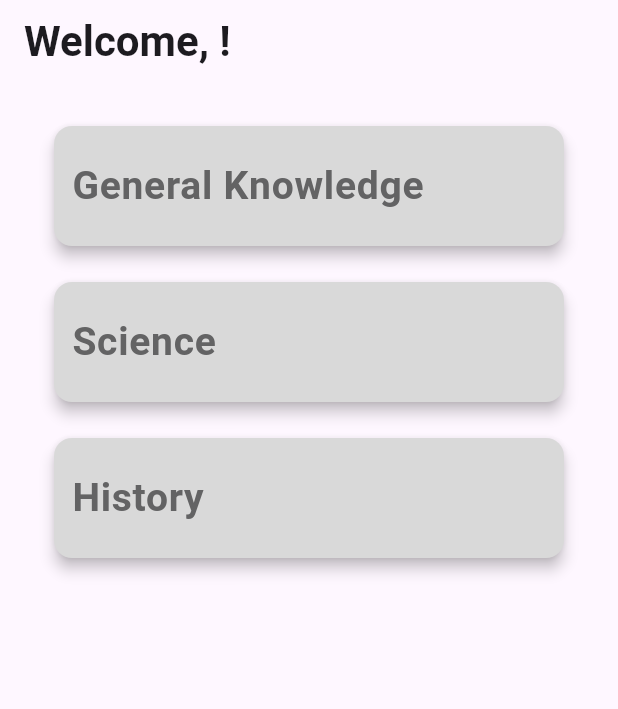
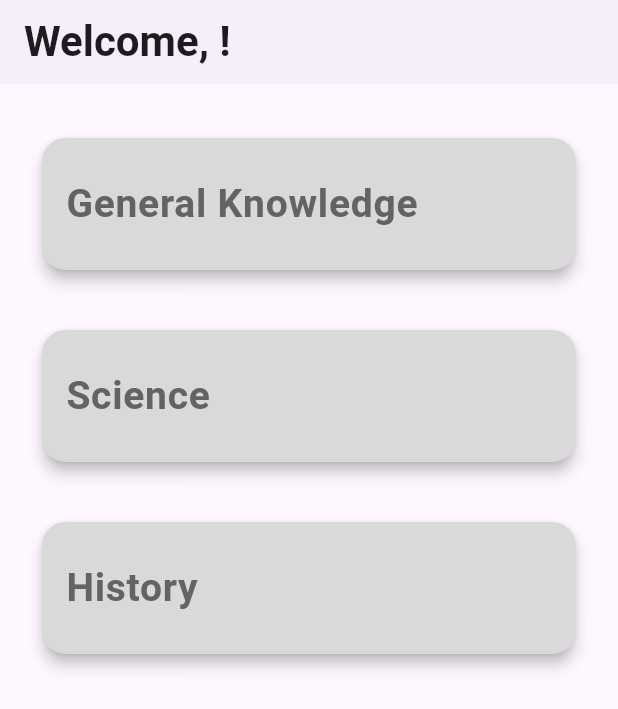
Before and after one commit to VASANTH04032004/quiz_app, a Flutter app: the HomeScreen screen opened directly with empty values, on a phone screen of 412 x 824 dp. Shown: the top 709 px of the screen. Run offline on Flutter 3.47's test engine with Material 3 defaults, Android fonts, the phone set to English and light mode, and no system bars.

Commit message:
update UI

```diff
--- a/lib/screen/home_screen.dart
+++ b/lib/screen/home_screen.dart
@@ -44,6 +44,7 @@ class _HomeScreenState extends State<HomeScreen> with SingleTickerProviderStateM
           ),
         ),
         automaticallyImplyLeading: false,
+        elevation: 1,
       ),
       body: FadeTransition(
         opacity: _fadeAnimation,
@@ -71,21 +72,21 @@ class _HomeScreenState extends State<HomeScreen> with SingleTickerProviderStateM
     );
   }
 
+
   Widget buildCategoryCard(BuildContext context, String title) {
     return Padding(
-      padding: const EdgeInsets.symmetric(horizontal: 16.0),
+      padding: const EdgeInsets.symmetric(horizontal: 8.0),
       child: Container(
         width: double.infinity,
-        margin: EdgeInsets.symmetric(vertical: 8),
+        margin: const EdgeInsets.symmetric(vertical: 16),
         child: Card(
           color: Color(0xFFD9D9D9),
           shape: RoundedRectangleBorder(
-            borderRadius: BorderRadius.circular(12.0),
+            borderRadius: BorderRadius.circular(16.0),
           ),
-          elevation: 4, // Shadow for the card
+          elevation: 4,
           child: Padding(
-            padding: const EdgeInsets.symmetric(vertical: 12.0),
-            child: Center(
+            padding: const EdgeInsets.all(16.0),
             child: ListTile(
               title: Text(
                 title,
@@ -95,7 +96,7 @@ class _HomeScreenState extends State<HomeScreen> with SingleTickerProviderStateM
                   fontWeight: FontWeight.bold,
                 ),
               ),
-                contentPadding: EdgeInsets.symmetric(horizontal: 12.0),
+              contentPadding: EdgeInsets.zero,
               onTap: () {
                 Navigator.of(context).push(_customPageTransition(
                   QuizScreen(category: title, userName: widget.userName),
@@ -105,11 +106,9 @@ class _HomeScreenState extends State<HomeScreen> with SingleTickerProviderStateM
           ),
         ),
       ),
-      ),
     );
+  }
 
-
-  }
 
   PageRouteBuilder _customPageTransition(Widget page) {
     return PageRouteBuilder(
```
Lines whose indentation alone changed are shown as unchanged.
